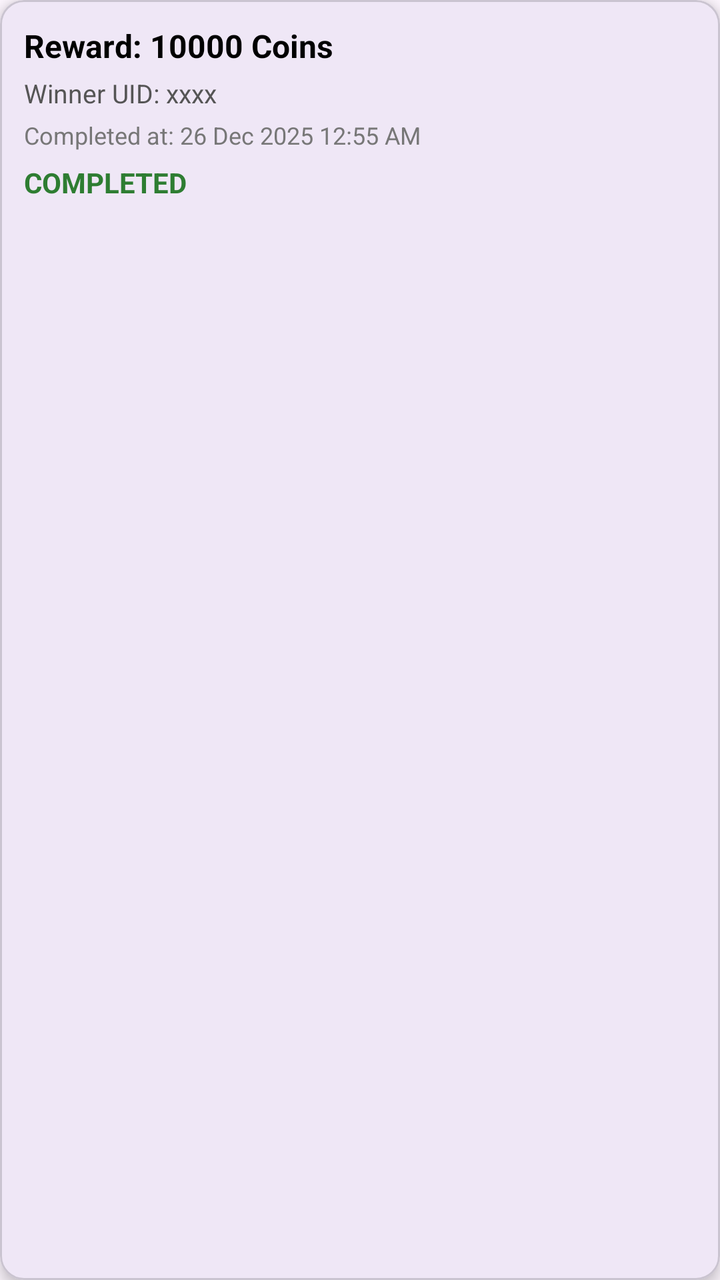
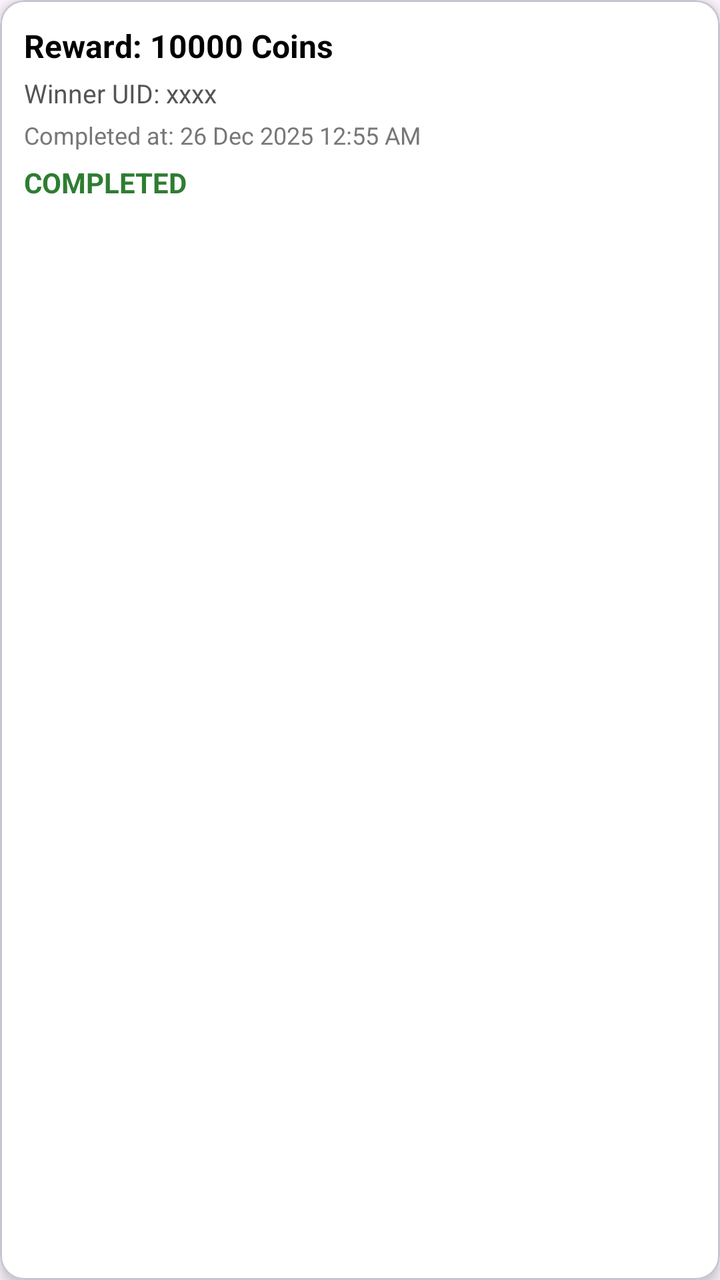

The first picture is an Android layout as it rendered before a commit; the second is the same layout after the commit. The layout source and the unified diff follow.
<!-- AndroidManifest.xml: application theme Theme.RGamer -->
<!-- res/layout/item_lucky_draw_winner.xml -->
<?xml version="1.0" encoding="utf-8"?>
<com.google.android.material.card.MaterialCardView
    xmlns:android="http://schemas.android.com/apk/res/android"
    xmlns:app="http://schemas.android.com/apk/res-auto"
    android:layout_width="match_parent"
    android:layout_height="wrap_content"
    android:layout_marginBottom="10dp"
    app:cardCornerRadius="12dp"
    app:cardElevation="4dp">

    <LinearLayout
        android:layout_width="match_parent"
        android:layout_height="wrap_content"
        android:orientation="vertical"
        android:padding="12dp">

        <TextView
            android:id="@+id/txtReward"
            android:text="Reward: 10000 Coins"
            android:textStyle="bold"
            android:textSize="16sp"
            android:textColor="@color/black"
            android:layout_width="wrap_content"
            android:layout_height="wrap_content"/>

        <TextView
            android:id="@+id/txtWinner"
            android:text="Winner UID: xxxx"
            android:textSize="13sp"
            android:textColor="#555555"
            android:layout_marginTop="4dp"
            android:layout_width="wrap_content"
            android:layout_height="wrap_content"/>

        <TextView
            android:id="@+id/txtCompletedAt"
            android:text="Completed at: 26 Dec 2025 12:55 AM"
            android:textSize="12sp"
            android:textColor="#777777"
            android:layout_marginTop="4dp"
            android:layout_width="wrap_content"
            android:layout_height="wrap_content"/>

        <TextView
            android:id="@+id/txtStatus"
            android:text="COMPLETED"
            android:textStyle="bold"
            android:textColor="#2E7D32"
            android:layout_marginTop="6dp"
            android:layout_width="wrap_content"
            android:layout_height="wrap_content"/>

    </LinearLayout>

</com.google.android.material.card.MaterialCardView>
<!-- resources referenced by this layout -->
<resources>
  <color name="black">#FF000000</color>
  <style name="Theme.RGamer" parent="Base.Theme.RGamer" />
  <style name="Base.Theme.RGamer" parent="Theme.Material3.DayNight.NoActionBar">
          
          
      </style>
</resources>

<!-- the commit's change to res/layout/item_lucky_draw_winner.xml (unified diff, before → after) -->
@@ -6,12 +6,15 @@
     android:layout_height="wrap_content"
     android:layout_marginBottom="10dp"
     app:cardCornerRadius="12dp"
+    android:backgroundTint="@color/white"
+    app:cardBackgroundColor="@color/white"
     app:cardElevation="4dp">
 
     <LinearLayout
         android:layout_width="match_parent"
         android:layout_height="wrap_content"
         android:orientation="vertical"
+        android:background="@color/white"
         android:padding="12dp">
 
         <TextView
<!-- resource entries referenced after the edit -->
@@ -1,6 +1,7 @@
 <!-- resources referenced by this layout -->
 <resources>
   <color name="black">#FF000000</color>
+  <color name="white">#FFFFFFFF</color>
   <style name="Theme.RGamer" parent="Base.Theme.RGamer" />
   <style name="Base.Theme.RGamer" parent="Theme.Material3.DayNight.NoActionBar">
           
